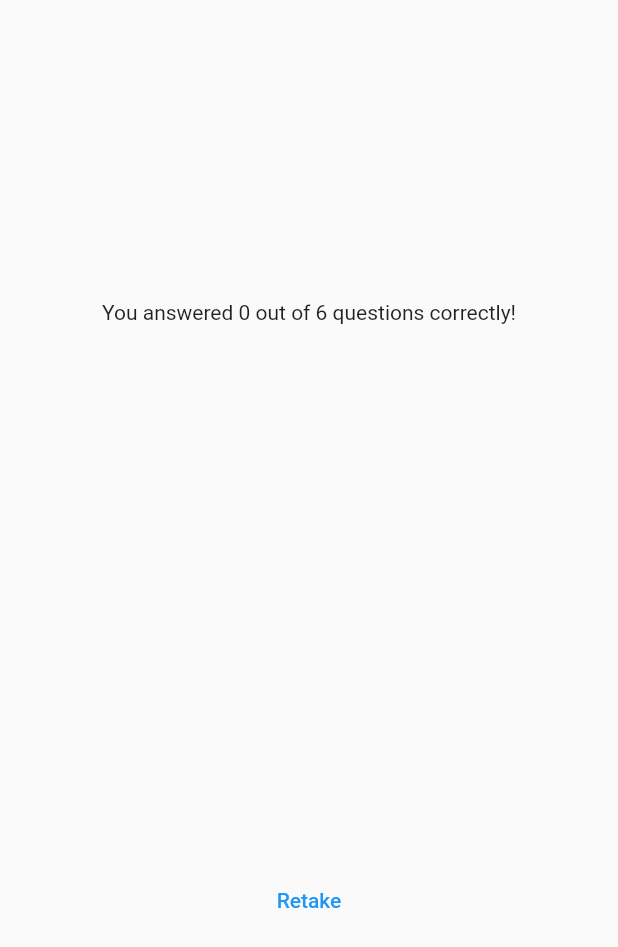
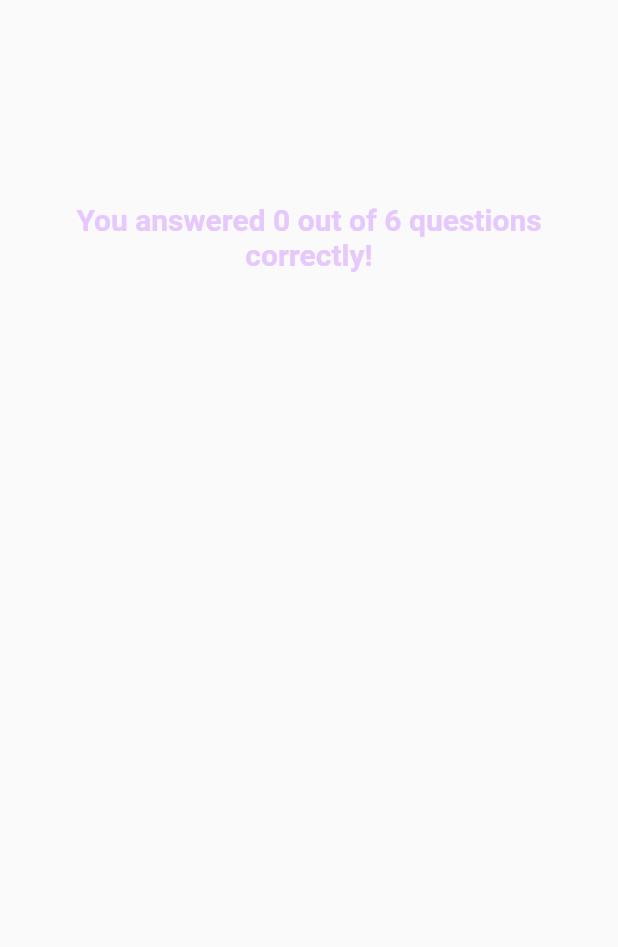
Before and after one commit to hzmehab/quiz_app, a Flutter app: the ResultsScreen widget shown alone on an empty page, opened directly with empty values, on a phone screen of 412 x 824 dp. Shown: the top 947 px of the screen. Run offline on Flutter 3.47's test engine with Material 2 defaults, Android fonts, the phone set to English and light mode, and no system bars; our stand-ins replace google_fonts.

Commit message:
finish results screen with logic and ui and finsh restart button to display question screen again and reset selected answers

```diff
--- /dev/null
+++ b/lib/questions_summary/questions_summary.dart
@@ -0,0 +1,22 @@
+import 'package:flutter/material.dart';
+import 'package:quiz_app/questions_summary/summary_item.dart';
+
+class QuestionsSummary extends StatelessWidget {
+  const QuestionsSummary(this.summaryData, {super.key});
+
+  final List<Map<String, Object>> summaryData;
+
+  @override
+  Widget build(context) {
+    return SizedBox(
+      height: 400,
+      child: SingleChildScrollView(
+        child: Column(
+          children: summaryData.map((data) {
+            return SummaryItem(data);
+          }).toList(),
+        ),
+      ),
+    );
+  }
+}
--- a/lib/results_screen.dart
+++ b/lib/results_screen.dart
@@ -1,13 +1,14 @@
 import 'package:flutter/material.dart';
 import 'package:quiz_app/data/questions.dart';
-import 'package:quiz_app/questions_summary.dart';
+import 'package:quiz_app/questions_summary/questions_summary.dart';
 
 class ResultsScreen extends StatelessWidget {
   const ResultsScreen(
-    this.selectedAnswers, {
+    this.selectedAnswers,
+    this.onRestart, {
     super.key,
   });
-
+  final void Function() onRestart;
   final List<String> selectedAnswers;
 
   List<Map<String, Object>> getSummaryData() {
@@ -40,6 +41,12 @@ class ResultsScreen extends StatelessWidget {
           children: [
             Text(
               'You answered $numCorrectQuestions out of $numTotalQuestions questions correctly!',
+              style: const TextStyle(
+                color: Color.fromARGB(255, 230, 200, 253),
+                fontSize: 20,
+                fontWeight: FontWeight.bold,
+              ),
+              textAlign: TextAlign.center,
             ),
             const SizedBox(
               height: 30,
@@ -48,10 +55,12 @@ class ResultsScreen extends StatelessWidget {
             const SizedBox(
               height: 30,
             ),
-            TextButton(
-              onPressed: () {},
-              child: const Text('Retake'),
-            )
+            TextButton.icon(
+              onPressed: onRestart,
+              icon: const Icon(Icons.refresh),
+              style: TextButton.styleFrom(foregroundColor: Colors.white),
+              label: const Text('Restart Quiz!'),
+            ),
           ],
         ),
       ),
```
Also changed, not shown: lib/questions_summary.dart (deleted, +0 -37 lines), lib/questions_summary/question_identifier.dart (added, +34 -0 lines), lib/questions_summary/summary_item.dart (added, +58 -0 lines), lib/quiz.dart (+8 -3 lines).
